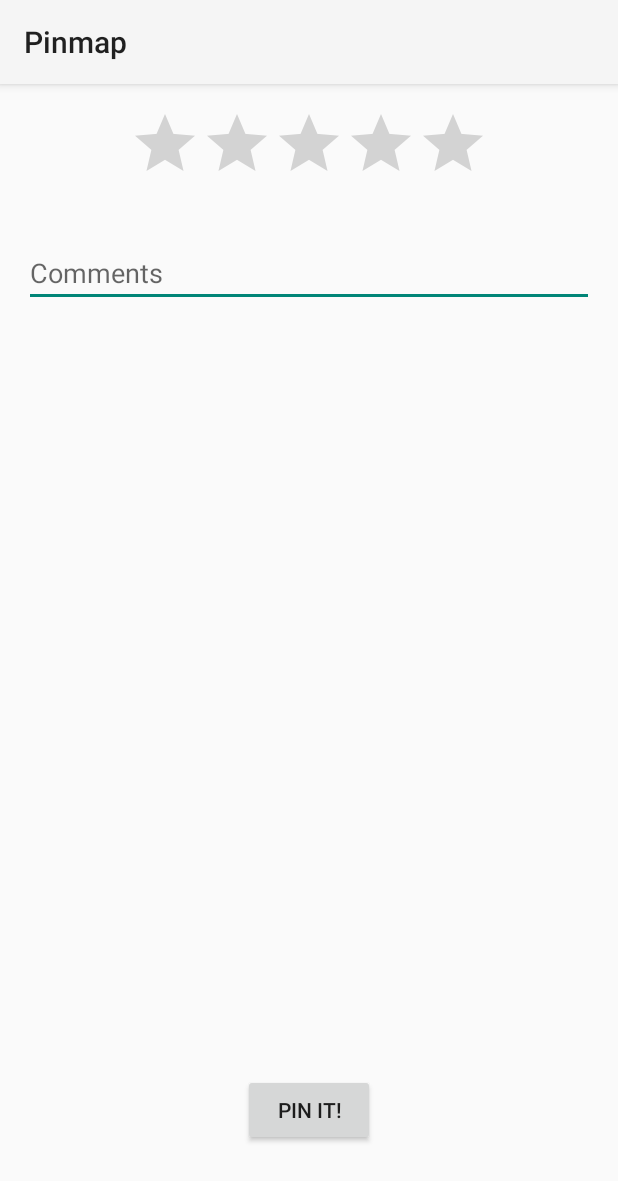
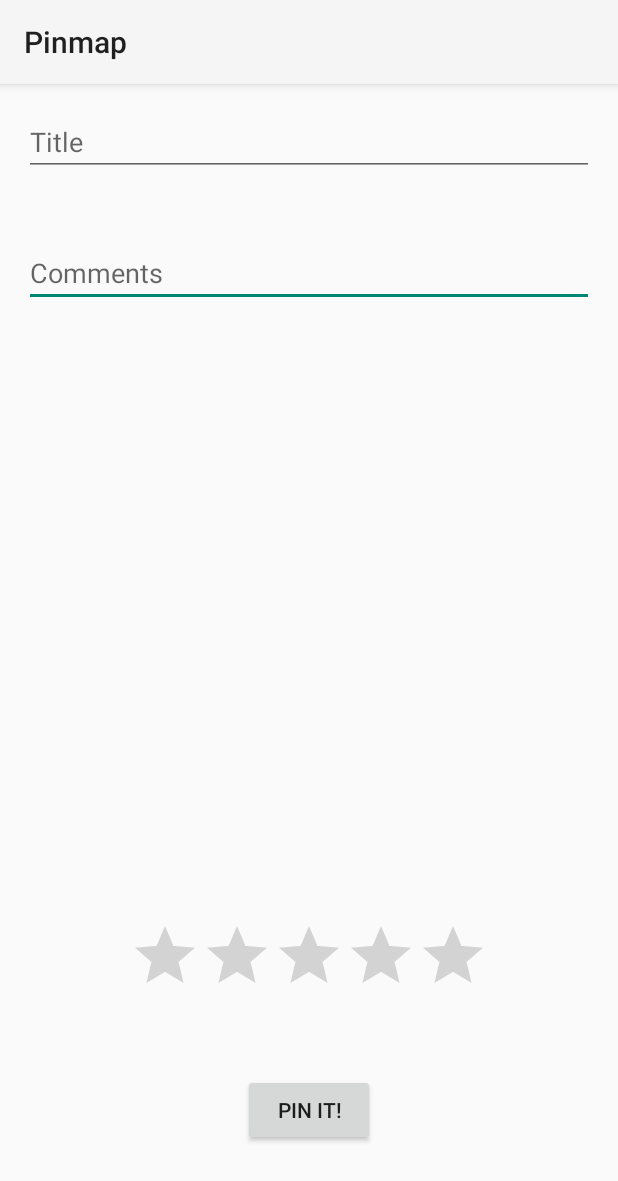
Before and after one commit to mvidalgarcia/pinmap, an Android app: the fragment PinFormFragment shown on its own in the app's theme, on a phone screen of 412 x 824 dp. Shown: the top 1181 px of the screen. Run offline under Robolectric (Android 15) with nearby library versions, the phone set to English and light mode, and no system bars.

Commit message:
Transitions among fragments.

```diff
--- a/app/src/main/java/com/mvidalgarcia/pinmap/MyNavigationDrawer.java
+++ b/app/src/main/java/com/mvidalgarcia/pinmap/MyNavigationDrawer.java
@@ -2,6 +2,7 @@ package com.mvidalgarcia.pinmap;
 
 import android.graphics.Color;
 import android.os.Bundle;
+import android.util.Log;
 import android.widget.Toast;
 
 import it.neokree.materialnavigationdrawer.MaterialNavigationDrawer;
@@ -20,11 +21,15 @@ public class MyNavigationDrawer extends MaterialNavigationDrawer implements Mate
         this.setAccountListener(this);
 
         this.addSection(newSection("My map", new MapFragment()).setSectionColor(Color.parseColor("#607D8B")));
-        this.addSection(newSection("Let's pin", new FragmentForm()).setSectionColor(Color.parseColor("#607D8B")));
+        this.addSection(newSection("My stats", new StatisticsFragment()).setSectionColor(Color.parseColor("#607D8B")));
+
+        // Go to map when 'back' is tapped
+        this.setBackPattern(MaterialNavigationDrawer.BACKPATTERN_BACK_TO_FIRST);
     }
 
     @Override
     public void onAccountOpening(MaterialAccount account) {
+        Log.i("MyNavigationDrawer", "FAB pressed");
         Toast.makeText(this, "onAccountOpening", Toast.LENGTH_SHORT).show();
     }
 
@@ -32,4 +37,5 @@ public class MyNavigationDrawer extends MaterialNavigationDrawer implements Mate
     public void onChangeAccount(MaterialAccount newAccount) {
         Toast.makeText(this, "onChangeAccount", Toast.LENGTH_SHORT).show();
     }
+
 }
--- a/app/src/main/java/com/mvidalgarcia/pinmap/FragmentForm.java
+++ b/app/src/main/java/com/mvidalgarcia/pinmap/PinFormFragment.java
@@ -9,9 +9,10 @@ package com.mvidalgarcia.pinmap;
     import android.view.LayoutInflater;
     import android.view.View;
     import android.view.ViewGroup;
+    import android.widget.Toast;
 
 
-public class FragmentForm extends Fragment {
+public class PinFormFragment extends Fragment {
 
     @Override
     public View onCreateView(LayoutInflater inflater, @Nullable ViewGroup container, @Nullable Bundle savedInstanceState) {
@@ -22,7 +23,19 @@ public class FragmentForm extends Fragment {
         LayoutInflater localInflater = inflater.cloneInContext(context);
 
         // Inflate using the cloned inflater, not the passed in default
-        return localInflater.inflate(R.layout.form_fragment, container, false);
+        View view =  localInflater.inflate(R.layout.pin_form_fragment, container, false);
+
+         /* Callback to create new pin */
+
+        view.findViewById(R.id.new_pin_button).setOnClickListener(new View.OnClickListener() {
+            @Override
+            public void onClick(View v) {
+                //goToPinForm();
+                Toast.makeText(getActivity(), "Pin pressed",Toast.LENGTH_SHORT).show();
+            }
+        });
+
+        return view;
 
     }
 
--- a/app/src/main/res/layout/fragment_location_info.xml
+++ b/app/src/main/res/layout/fragment_location_info.xml
@@ -26,5 +26,5 @@
         android:stateListAnimator="@null"
         android:src="@drawable/ic_add_white_24dp"
         android:tint="@android:color/white"
-        android:elevation="3dp" />
+        android:elevation="3dp"/>
 </RelativeLayout>
--- a/app/src/main/res/layout/form_fragment.xml
+++ b/app/src/main/res/layout/pin_form_fragment.xml
@@ -4,14 +4,15 @@
     android:paddingRight="@dimen/activity_horizontal_margin"
     android:paddingTop="@dimen/activity_vertical_margin"
     android:paddingBottom="@dimen/activity_vertical_margin"
-    tools:context=".FragmentForm"
-    android:background="@color/background_material_light">
+    tools:context=".PinFormFragment">
+    <!--android:background="@color/background_material_light"-->
+
 
     <EditText
         android:layout_width="wrap_content"
         android:layout_height="wrap_content"
-        android:id="@+id/editText"
-        android:hint="Comments"
+        android:id="@+id/commentsEditText"
+        android:hint="@string/comments"
         android:layout_alignParentTop="true"
         android:layout_alignParentRight="true"
         android:layout_alignParentEnd="true"
@@ -23,15 +24,28 @@
         android:layout_width="wrap_content"
         android:layout_height="wrap_content"
         android:id="@+id/ratingBar"
-        android:layout_alignParentTop="true"
-        android:layout_centerHorizontal="true" />
+        android:layout_above="@+id/new_pin_button"
+        android:layout_centerHorizontal="true"
+        android:layout_marginBottom="45dp" />
 
     <Button
         android:layout_width="wrap_content"
         android:layout_height="wrap_content"
         android:text="Pin it!"
-        android:id="@+id/button"
+        android:id="@+id/new_pin_button"
         android:layout_alignParentBottom="true"
         android:layout_centerHorizontal="true"
         android:layout_marginBottom="44dp" />
+
+    <EditText
+        android:layout_width="wrap_content"
+        android:layout_height="wrap_content"
+        android:id="@+id/titleEditText"
+        android:hint="@string/title"
+        android:layout_alignParentTop="true"
+        android:layout_alignParentLeft="true"
+        android:layout_alignParentStart="true"
+        android:layout_alignRight="@+id/commentsEditText"
+        android:layout_alignEnd="@+id/commentsEditText"
+        android:layout_alignParentEnd="true" />
 </RelativeLayout>
--- a/app/src/main/res/values/strings.xml
+++ b/app/src/main/res/values/strings.xml
@@ -2,5 +2,7 @@
     <string name="app_name">Pinmap</string>
     <string name="action_settings">Settings</string>
     <string name="title_activity_maps">Map</string>
-    <string name="action_plus">+</string>
+    <!-- Pin form -->
+    <string name="title">Title</string>
+    <string name="comments">Comments</string>
 </resources>
--- a/app/src/main/res/values/styles.xml
+++ b/app/src/main/res/values/styles.xml
@@ -10,6 +10,7 @@
         <item name="singleAccount">true</item>
         <item name="learningPattern">false</item>
         <item name="rippleBackport">true</item>
+        <item name="toolbarElevation">true</item>
     </style>
 
 </resources>
```
Also changed, not shown: app/src/main/java/com/mvidalgarcia/pinmap/MapFragment.java (+53 -8 lines), app/src/main/java/com/mvidalgarcia/pinmap/PinDetailsFragment.java (added, +32 -0 lines), app/src/main/java/com/mvidalgarcia/pinmap/StatisticsFragment.java (added, +31 -0 lines), app/src/main/res/layout/pin_details_fragment.xml (added, +20 -0 lines), app/src/main/res/layout/statistics_fragment.xml (added, +20 -0 lines).
